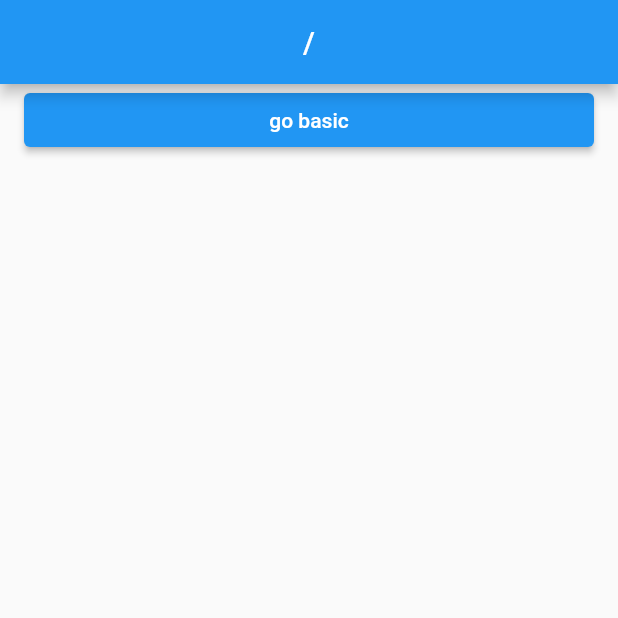
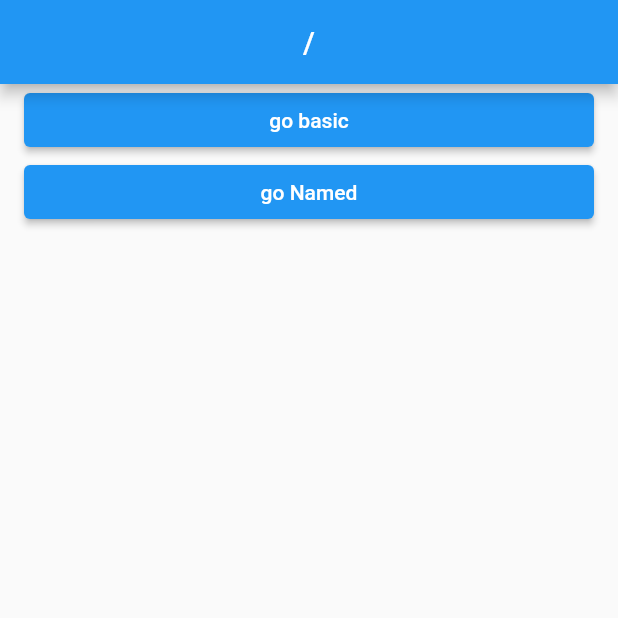
Before and after one commit to labyrinth30/flutter-go-router, a Flutter app: the screen it shows after launch, on a phone screen of 412 x 824 dp, the top half of it. Run offline on Flutter 3.47's test engine with Material 2 defaults, Android fonts, the phone set to English and light mode, and no system bars; our stand-ins replace go_router.

Commit message:
Go Named

```diff
--- a/lib/route/router.dart
+++ b/lib/route/router.dart
@@ -1,4 +1,5 @@
 import 'package:flutter_go_router/screens/1_basic_screen.dart';
+import 'package:flutter_go_router/screens/2_named_screen.dart';
 import 'package:flutter_go_router/screens/root_screen.dart';
 import 'package:go_router/go_router.dart';
 
@@ -9,7 +10,7 @@ import 'package:go_router/go_router.dart';
 
 // / -> home
 // /basic -> basic
-// 비효율적인 url 중복 문제를 피하기 위해 Go 함수 사용
+// /named ->
 final router = GoRouter(
   // routes에는 GoRoute를 넣어줌
   routes: [
@@ -18,10 +19,14 @@ final router = GoRouter(
       // path에 해당되는 화면을 지정
       builder: (context, state) => const RootScreen(),
       routes: [
-        // 중첩된 라우트이기 때문에 path가 /basic이 아닌 basic임
         GoRoute(
           path: 'basic',
           builder: (context, state) => const BasicScreen(),
+        ),
+        GoRoute(
+          path: 'named',
+          name: 'named_screen',
+          builder: (context, state) => const NamedScreen(),
         ),
       ],
     ),
--- a/lib/screens/root_screen.dart
+++ b/lib/screens/root_screen.dart
@@ -16,6 +16,11 @@ class RootScreen extends StatelessWidget {
             text: 'go basic',
             onPressed: () => context.go('/basic'),
           ),
+          CustomButton(
+            text: 'go Named',
+            // goNamed는 GoRoute의 name을 기준으로 라우팅함
+            onPressed: () => context.goNamed('named_screen'),
+          ),
         ],
       ),
     );
```
Also changed, not shown: lib/screens/2_named_screen.dart (added, +15 -0 lines).
